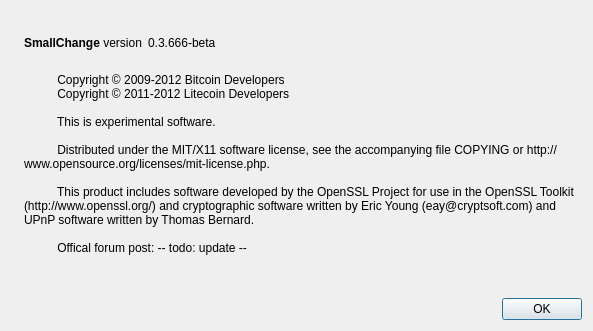
Above: src/qt/forms/aboutdialog.ui from piggiecoin/piggiecoin before the change. Below: the same form after it.
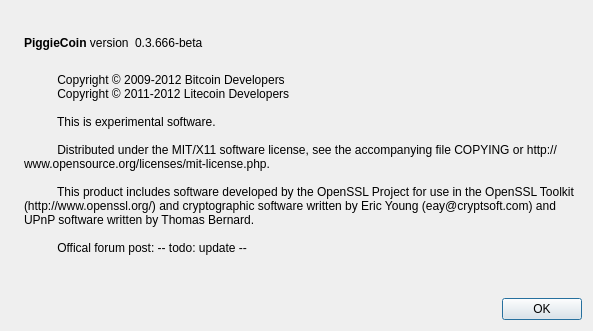
That is the form after the change. Icons and pictures are not drawn.

What changed in the file:
```diff
--- a/src/qt/forms/aboutdialog.ui
+++ b/src/qt/forms/aboutdialog.ui
@@ -50,7 +50,7 @@
           <cursorShape>IBeamCursor</cursorShape>
          </property>
          <property name="text">
-          <string>&lt;b&gt;SmallChange&lt;/b&gt; version</string>
+          <string>&lt;b&gt;PiggieCoin&lt;/b&gt; version</string>
          </property>
          <property name="textInteractionFlags">
           <set>Qt::LinksAccessibleByMouse|Qt::TextSelectableByKeyboard|Qt::TextSelectableByMouse</set>
```
Left out of the diff: 2 changed lines with no effect on the pictures.
